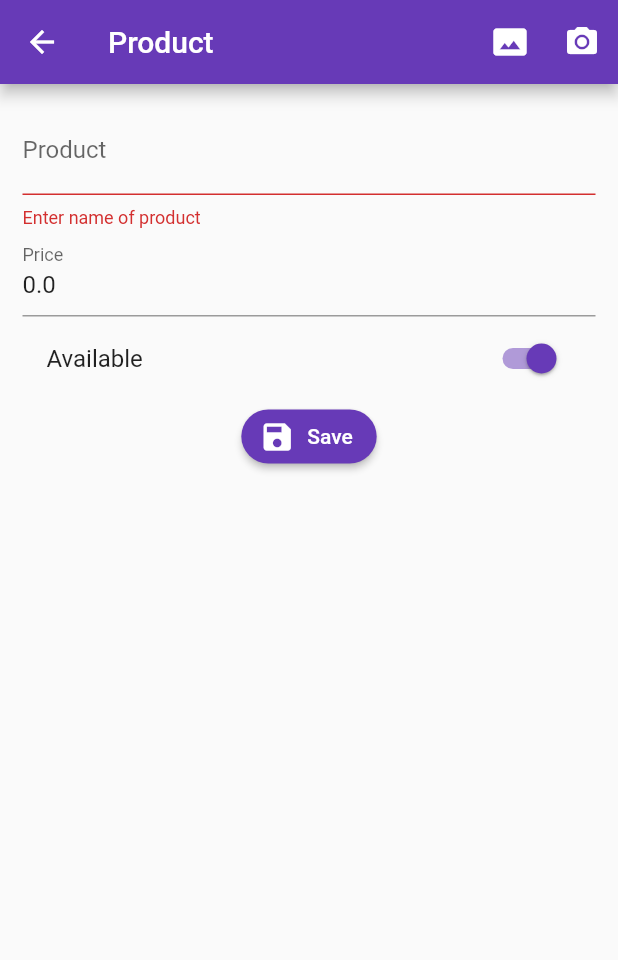
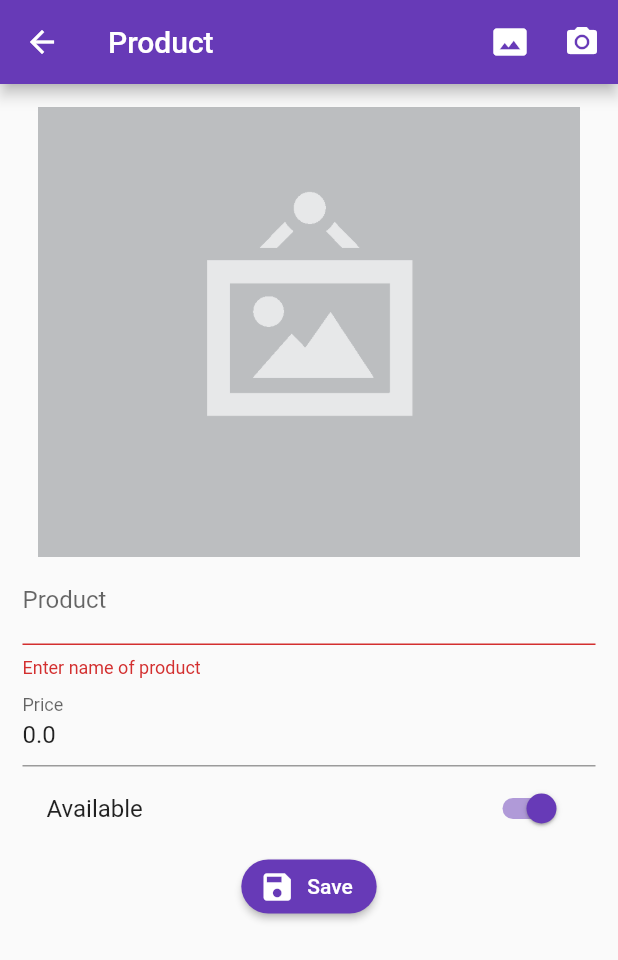
Before and after one commit to irwinet/app_flutter_formsvalidation, a Flutter app: the ProductPage screen opened by its route, after a tap on "Save", after a tap on the "photo size select actual" icon, on a phone screen of 412 x 824 dp. Shown: the top 960 px of the screen. Run offline on Flutter 3.47's test engine with Material 2 defaults, Android fonts, the phone set to English and light mode, and no system bars; our stand-ins replace image_picker, rxdart; missing offline and left inert: mime_type; network calls fail.

```diff
--- a/lib/src/pages/product_page.dart
+++ b/lib/src/pages/product_page.dart
@@ -1,8 +1,11 @@
+
+import 'dart:io';
 
 import 'package:app_flutter_formsvalidation/src/models/product_model.dart';
 import 'package:app_flutter_formsvalidation/src/providers/products_provider.dart';
 import 'package:app_flutter_formsvalidation/src/utils/utils.dart' as utils;
 import 'package:flutter/material.dart';
+import 'package:image_picker/image_picker.dart';
 
 class ProductPage extends StatefulWidget {
   //const ProductPage({Key key}) : super(key: key);
@@ -17,6 +20,7 @@ class _ProductPageState extends State<ProductPage> {
 
   ProductModel product = new ProductModel();
   bool _save = false;
+  File photo;
 
   @override
   Widget build(BuildContext context) {
@@ -34,11 +38,11 @@ class _ProductPageState extends State<ProductPage> {
         actions: <Widget>[
           IconButton(
             icon: Icon(Icons.photo_size_select_actual),
-            onPressed: (){},
+            onPressed: _selectPhoto,
           ),
           IconButton(
             icon: Icon(Icons.camera_alt),
-            onPressed: (){},
+            onPressed: _takePhoto,
           ),
         ],
       ),
@@ -49,6 +53,7 @@ class _ProductPageState extends State<ProductPage> {
             key: formKey,
             child: Column(
               children: <Widget>[
+                _showPhoto(),
                 _createName(),
                 _createPrice(),
                 _createAvailable(),
@@ -124,7 +129,9 @@ class _ProductPageState extends State<ProductPage> {
     );
   }
 
-  void _submit(){
+  void _submit() async{
+
+
 
     if(!formKey.currentState.validate())return;
 
@@ -138,6 +145,10 @@ class _ProductPageState extends State<ProductPage> {
     setState(() {
       _save = true;
     });
+
+    if(photo!=null){
+      product.photoUrl = await productsProvider.uploadImage(photo);
+    }
 
     if(product.id==null){
       productsProvider.createProduct(product);
@@ -161,4 +172,46 @@ class _ProductPageState extends State<ProductPage> {
 
     scaffoldKey.currentState.showSnackBar(snackbar);
   }
+
+  Widget _showPhoto(){
+    if(product.photoUrl!=null){
+      return FadeInImage(
+        image: NetworkImage(product.photoUrl),
+        placeholder: AssetImage('assets/jar-loading.gif'),
+        height: 300.0,
+        fit: BoxFit.contain,
+      );
+    }
+    else{
+      return Image(
+        image: AssetImage( photo?.path??'assets/no-image.png'),
+        height: 300.0,
+        fit: BoxFit.cover,
+      );
+    }
+  }
+
+  _selectPhoto() async{
+    _processImage(ImageSource.gallery);
+  }
+
+  _takePhoto() async{
+    _processImage(ImageSource.camera);
+  }
+
+  _processImage(ImageSource imageSource) async{
+    photo = await ImagePicker.pickImage(
+      source: imageSource
+    );
+
+    if(photo!=null){
+      //Clean
+      product.photoUrl = null;
+    }
+
+    setState(() {
+
+    });
+  }
+
 }
--- a/pubspec.yaml
+++ b/pubspec.yaml
@@ -30,6 +30,8 @@ dependencies:
   cupertino_icons: ^0.1.3
   rxdart: ^0.24.1
   http:
+  image_picker: ^0.6.7+4
+  mime_type: ^0.3.2
 
 dev_dependencies:
   flutter_test:
@@ -47,7 +49,8 @@ flutter:
   uses-material-design: true
 
   # To add assets to your application, add an assets section, like this:
-  # assets:
+  assets:
+    - assets/
   #   - images/a_dot_burr.jpeg
   #   - images/a_dot_ham.jpeg
 
```
Also changed, not shown: lib/src/pages/home_page.dart (+34 -6 lines), lib/src/providers/products_provider.dart (+33 -0 lines), assets/jar-loading.gif (added), assets/no-image.png (added), pubspec.lock, 1 other file.
